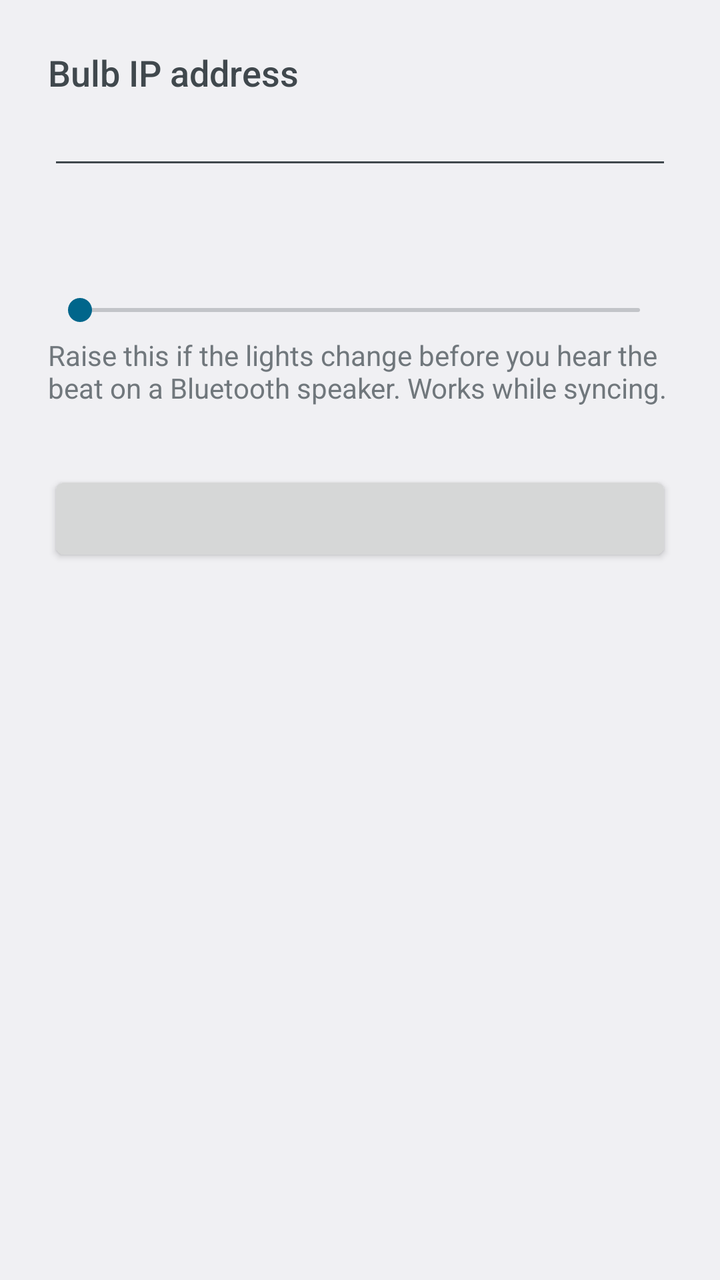
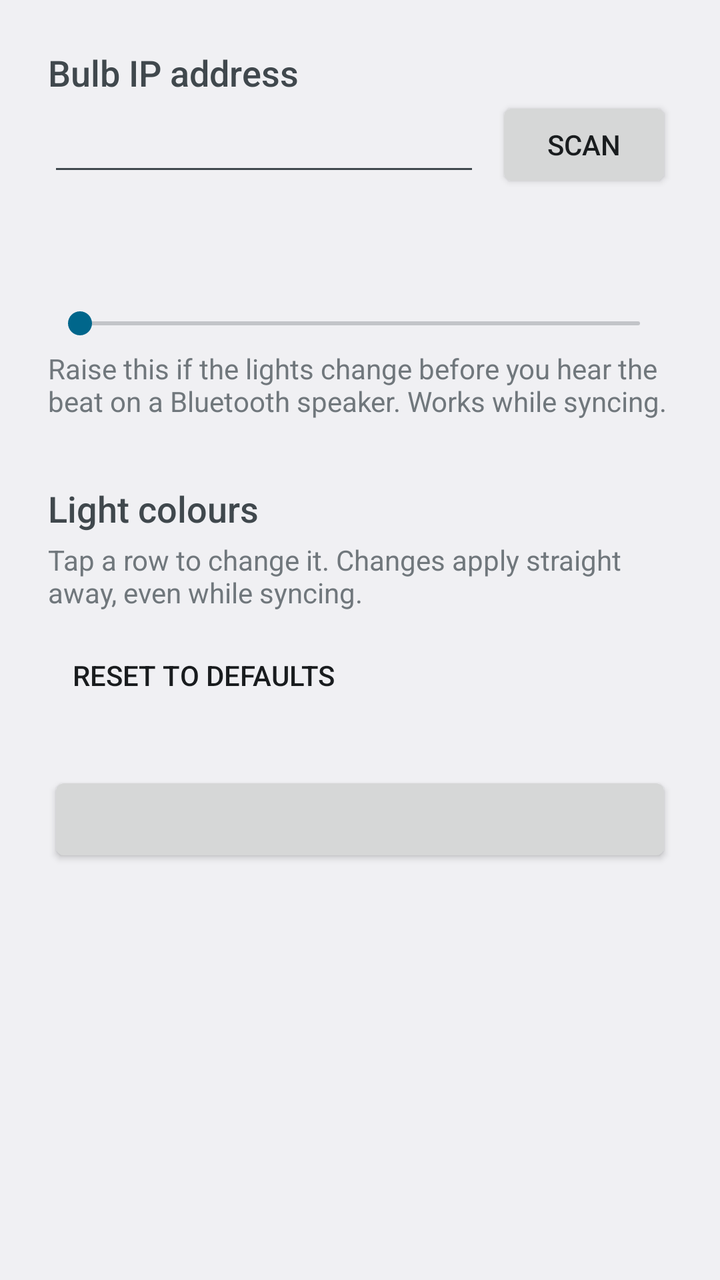

The first picture is an Android layout as it rendered before a commit; the second is the same layout after the commit. The layout source and the unified diff follow.
<!-- AndroidManifest.xml: application theme android:Theme.DeviceDefault.DayNight -->
<!-- res/layout/activity_main.xml -->
<?xml version="1.0" encoding="utf-8"?>
<ScrollView xmlns:android="http://schemas.android.com/apk/res/android"
    android:layout_width="match_parent"
    android:layout_height="match_parent"
    android:fitsSystemWindows="true">

    <LinearLayout
        android:layout_width="match_parent"
        android:layout_height="wrap_content"
        android:orientation="vertical"
        android:padding="24dp">

        <TextView
            android:layout_width="wrap_content"
            android:layout_height="wrap_content"
            android:labelFor="@id/bulbIp"
            android:text="Bulb IP address"
            android:textAppearance="?android:attr/textAppearanceMedium" />

        <EditText
            android:id="@+id/bulbIp"
            android:layout_width="match_parent"
            android:layout_height="wrap_content"
            android:importantForAutofill="no"
            android:inputType="text"
            android:singleLine="true" />

        <TextView
            android:id="@+id/delayLabel"
            android:layout_width="wrap_content"
            android:layout_height="wrap_content"
            android:layout_marginTop="24dp"
            android:textAppearance="?android:attr/textAppearanceMedium" />

        <SeekBar
            android:id="@+id/delay"
            android:layout_width="match_parent"
            android:layout_height="wrap_content"
            android:layout_marginTop="8dp" />

        <TextView
            android:layout_width="wrap_content"
            android:layout_height="wrap_content"
            android:layout_marginTop="4dp"
            android:text="Raise this if the lights change before you hear the beat on a Bluetooth speaker. Works while syncing."
            android:textAppearance="?android:attr/textAppearanceSmall" />

        <Button
            android:id="@+id/toggle"
            android:layout_width="match_parent"
            android:layout_height="wrap_content"
            android:layout_marginTop="32dp" />

        <TextView
            android:id="@+id/status"
            android:layout_width="match_parent"
            android:layout_height="wrap_content"
            android:layout_marginTop="24dp"
            android:fontFamily="monospace"
            android:textAppearance="?android:attr/textAppearanceSmall" />
    </LinearLayout>
</ScrollView>
<!-- resources referenced by this layout -->
<resources>

</resources>

<!-- the commit's change to res/layout/activity_main.xml (unified diff, before → after) -->
@@ -17,13 +17,28 @@
             android:text="Bulb IP address"
             android:textAppearance="?android:attr/textAppearanceMedium" />
 
-        <EditText
-            android:id="@+id/bulbIp"
+        <LinearLayout
             android:layout_width="match_parent"
             android:layout_height="wrap_content"
-            android:importantForAutofill="no"
-            android:inputType="text"
-            android:singleLine="true" />
+            android:gravity="center_vertical"
+            android:orientation="horizontal">
+
+            <EditText
+                android:id="@+id/bulbIp"
+                android:layout_width="0dp"
+                android:layout_height="wrap_content"
+                android:layout_weight="1"
+                android:importantForAutofill="no"
+                android:inputType="text"
+                android:singleLine="true" />
+
+            <Button
+                android:id="@+id/scan"
+                android:layout_width="wrap_content"
+                android:layout_height="wrap_content"
+                android:layout_marginStart="8dp"
+                android:text="Scan" />
+        </LinearLayout>
 
         <TextView
             android:id="@+id/delayLabel"
@@ -45,11 +60,39 @@
             android:text="Raise this if the lights change before you hear the beat on a Bluetooth speaker. Works while syncing."
             android:textAppearance="?android:attr/textAppearanceSmall" />
 
+        <TextView
+            android:layout_width="wrap_content"
+            android:layout_height="wrap_content"
+            android:layout_marginTop="32dp"
+            android:text="Light colours"
+            android:textAppearance="?android:attr/textAppearanceMedium" />
+
+        <TextView
+            android:layout_width="wrap_content"
+            android:layout_height="wrap_content"
+            android:layout_marginTop="4dp"
+            android:text="Tap a row to change it. Changes apply straight away, even while syncing."
+            android:textAppearance="?android:attr/textAppearanceSmall" />
+
+        <LinearLayout
+            android:id="@+id/colorRows"
+            android:layout_width="match_parent"
+            android:layout_height="wrap_content"
+            android:layout_marginTop="8dp"
+            android:orientation="vertical" />
+
+        <Button
+            android:id="@+id/resetColors"
+            style="?android:attr/borderlessButtonStyle"
+            android:layout_width="wrap_content"
+            android:layout_height="wrap_content"
+            android:text="Reset to defaults" />
+
         <Button
             android:id="@+id/toggle"
             android:layout_width="match_parent"
             android:layout_height="wrap_content"
-            android:layout_marginTop="32dp" />
+            android:layout_marginTop="24dp" />
 
         <TextView
             android:id="@+id/status"
